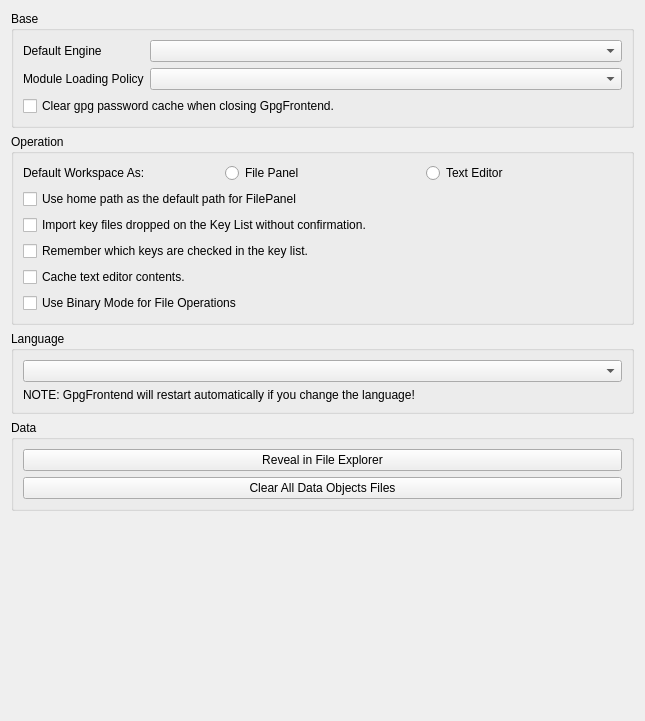
The window that ui/GeneralSettings.ui (saturneric/GpgFrontend) describes before a commit, drawn with Qt 5.
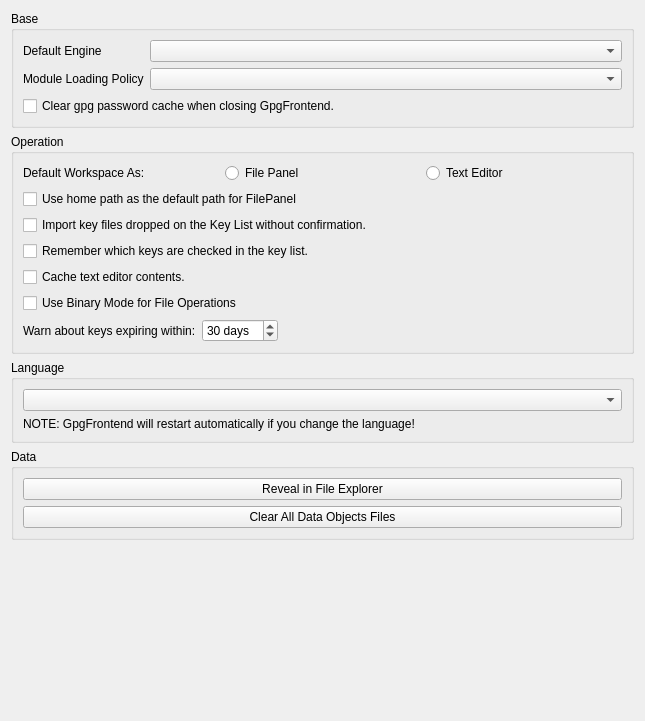
The same window after the commit.

```diff
--- a/ui/GeneralSettings.ui
+++ b/ui/GeneralSettings.ui
@@ -144,6 +144,46 @@
             </property>
            </widget>
           </item>
+          <item>
+           <layout class="QHBoxLayout" name="expiringSoonLayout">
+            <item>
+             <widget class="QLabel" name="expiringSoonLabel">
+              <property name="text">
+               <string>Warn about keys expiring within:</string>
+              </property>
+             </widget>
+            </item>
+            <item>
+             <widget class="QSpinBox" name="expiringSoonDaysSpinBox">
+              <property name="minimum">
+               <number>1</number>
+              </property>
+              <property name="maximum">
+               <number>365</number>
+              </property>
+              <property name="value">
+               <number>30</number>
+              </property>
+              <property name="suffix">
+               <string> days</string>
+              </property>
+             </widget>
+            </item>
+            <item>
+             <spacer name="expiringSoonSpacer">
+              <property name="orientation">
+               <enum>Qt::Horizontal</enum>
+              </property>
+              <property name="sizeHint" stdset="0">
+               <size>
+                <width>40</width>
+                <height>20</height>
+               </size>
+              </property>
+             </spacer>
+            </item>
+           </layout>
+          </item>
          </layout>
         </item>
        </layout>
```
